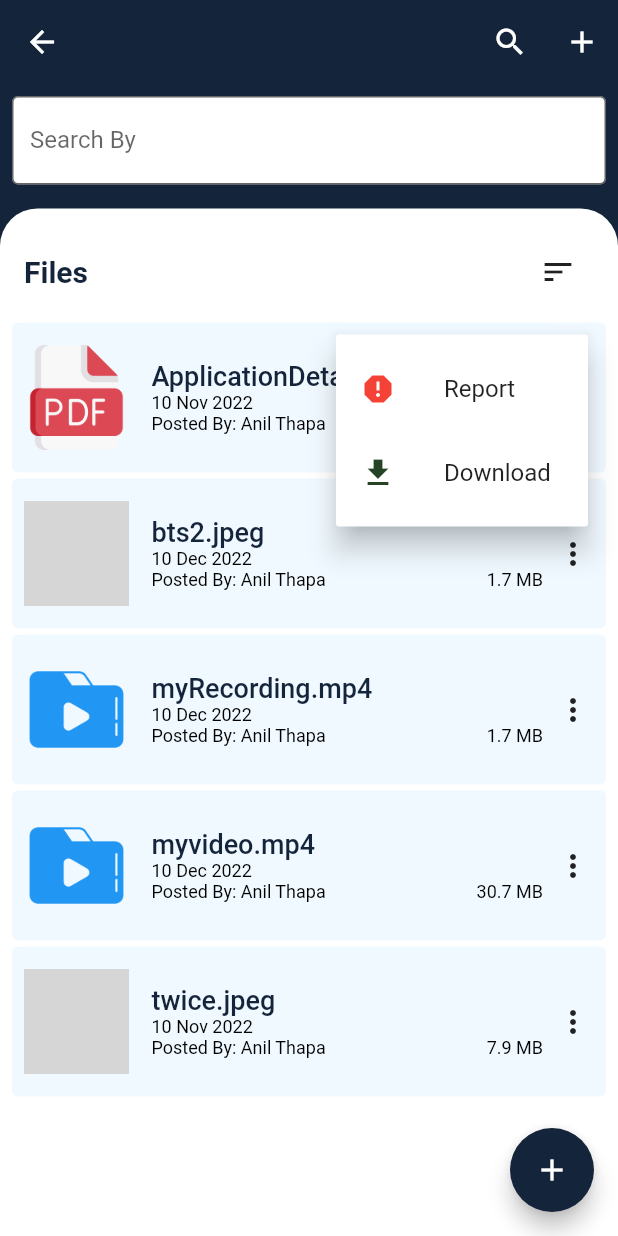
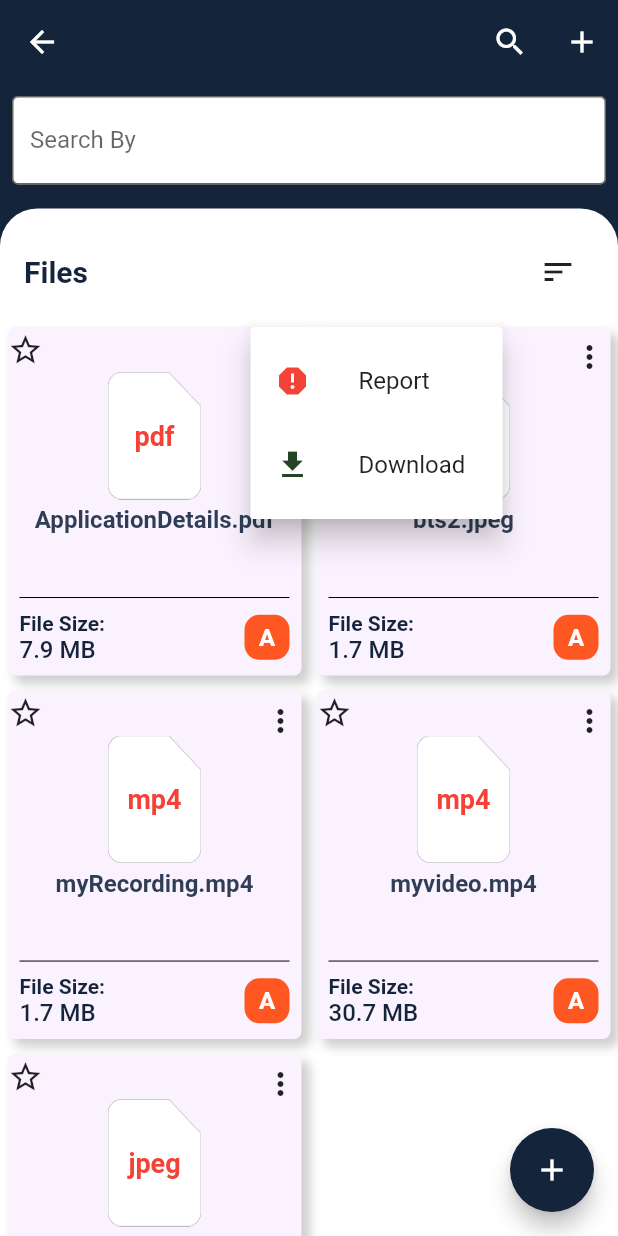
Before and after one commit to GameOnAnil/noteSharingProject, a Flutter app: the FilePage screen opened directly with empty values, after a tap on the "search" icon, after a tap on the "add" icon, after a tap on the "more vert" icon, on a phone screen of 412 x 824 dp. Run offline on Flutter 3.47's test engine with Material 2 defaults, Android fonts, the phone set to English and light mode, and no system bars; our stand-ins replace cloud_firestore, dio, file_picker, firebase_auth, firebase_core, firebase_storage and 4 more; accounts and stored records are empty; network calls fail; grey boxes are pictures that could not be loaded.

Commit message:
download progress added

```diff
--- /dev/null
+++ b/lib/providers/file_grid_notifer.dart
@@ -0,0 +1,64 @@
+import 'dart:developer';
+import 'dart:io';
+
+import 'package:dio/dio.dart';
+import 'package:firebase_storage/firebase_storage.dart';
+import 'package:flutter/material.dart';
+import 'package:flutter_riverpod/flutter_riverpod.dart';
+import 'package:open_file/open_file.dart';
+import 'package:path_provider/path_provider.dart';
+
+final fileGridNotifierProvider =
+    ChangeNotifierProvider.family(((ref, String name) => FileGridNotifier()));
+
+class FileGridNotifier extends ChangeNotifier {
+  FirebaseStorage storage = FirebaseStorage.instance;
+  double progress = 0;
+
+  Future<List<String>> getFiles() async {
+    final result = await storage.ref("docs").listAll();
+    List<String> fileList = [];
+    for (var r in result.items) {
+      final url = await storage.ref(r.fullPath).getDownloadURL();
+      fileList.add(url);
+    }
+
+    return fileList;
+  }
+
+  Future openFile({required String url, String? fileName}) async {
+    final file = await downloadFile(url, fileName!);
+    if (file == null) return;
+    log("file:${file.path}");
+    try {
+      await OpenFile.open(file.path);
+    } catch (e) {
+      log("openfile Error:$e");
+    }
+  }
+
+  Future<File?> downloadFile(String url, String name) async {
+    try {
+      final appStorage = await getApplicationDocumentsDirectory();
+      final file = File(".${appStorage.path}/$name");
+      final response = await Dio().get(url,
+          options: Options(
+              responseType: ResponseType.bytes,
+              followRedirects: false,
+              receiveTimeout: 0), onReceiveProgress: (actual, total) {
+        progress = actual / total * 100;
+        notifyListeners();
+      });
+
+      final raf = file.openSync(mode: FileMode.write);
+      raf.writeFromSync(response.data);
+      await raf.close();
+
+      progress = 0;
+      notifyListeners();
+      return file;
+    } catch (e) {
+      rethrow;
+    }
+  }
+}
--- a/lib/ui/screens/file_page.dart
+++ b/lib/ui/screens/file_page.dart
@@ -4,6 +4,7 @@ import 'package:note_sharing_project/models/files_model.dart';
 import 'package:note_sharing_project/providers/file_page_notifier.dart';
 import 'package:note_sharing_project/services/firebase_service.dart';
 import 'package:note_sharing_project/ui/screens/add_file_page.dart';
+import 'package:note_sharing_project/ui/widgets/file_grid_tile.dart';
 import 'package:note_sharing_project/ui/widgets/horizontal_file_tile.dart';
 import 'package:note_sharing_project/utils/my_colors.dart';
 
@@ -85,7 +86,8 @@ class FilePage extends ConsumerWidget {
                             child: Text("List empty"),
                           );
                         } else {
-                          return _listView(fileList);
+                          //return _listView(fileList);
+                          return _gridView(fileList);
                         }
                       },
                     ),
@@ -97,6 +99,18 @@ class FilePage extends ConsumerWidget {
         ],
       ),
     );
+  }
+
+  GridView _gridView(List<FileModel> fileList) {
+    return GridView.builder(
+        gridDelegate: const SliverGridDelegateWithFixedCrossAxisCount(
+            crossAxisCount: 2, childAspectRatio: .85),
+        itemCount: fileList.length,
+        itemBuilder: (context, index) {
+          return FileGridTile(
+            fileModel: fileList[index],
+          );
+        });
   }
 
   Consumer _searchBar(String path) {
--- a/lib/ui/widgets/file_grid_tile.dart
+++ b/lib/ui/widgets/file_grid_tile.dart
@@ -1,36 +1,94 @@
 import 'package:flutter/material.dart';
+import 'package:flutter_riverpod/flutter_riverpod.dart';
 import 'package:note_sharing_project/models/files_model.dart';
+import 'package:note_sharing_project/providers/file_grid_notifer.dart';
+import 'package:note_sharing_project/utils/my_colors.dart';
 
-class FileGridTile extends StatelessWidget {
+class FileGridTile extends ConsumerWidget {
+  final FileModel fileModel;
   const FileGridTile({
     Key? key,
-    required this.item,
+    required this.fileModel,
   }) : super(key: key);
 
-  final FileModel item;
+  @override
+  Widget build(BuildContext context, WidgetRef ref) {
+    final progress =
+        ref.watch(fileGridNotifierProvider(fileModel.name)).progress;
 
-  @override
-  Widget build(BuildContext context) {
     return GestureDetector(
-      onTap: () {},
+      onTap: () async {
+        await ref
+            .read(fileGridNotifierProvider(fileModel.name))
+            .openFile(url: fileModel.url, fileName: fileModel.name);
+      },
       child: Container(
+        width: 200,
+        height: 300,
+        margin: const EdgeInsets.all(5),
         decoration: BoxDecoration(
-          borderRadius: BorderRadius.circular(10),
-        ),
+            borderRadius: BorderRadius.circular(5),
+            // border: Border.all(color: Colors.grey.withOpacity(.5)),
+            color: creamColor,
+            boxShadow: [
+              BoxShadow(
+                color: Colors.grey.withOpacity(.5),
+                spreadRadius: .25,
+                blurRadius: 5,
+                offset: const Offset(5, 5),
+              ),
+            ]),
         child: Column(
           crossAxisAlignment: CrossAxisAlignment.center,
-          mainAxisAlignment: MainAxisAlignment.start,
           children: [
-            getLogo(item.fileType, item.url),
-            Padding(
-              padding: const EdgeInsets.all(8.0),
-              child: Text(
-                item.name,
-                textAlign: TextAlign.center,
-                style: const TextStyle(
-                  fontWeight: FontWeight.w600,
-                  fontSize: 12,
+            Row(
+              mainAxisAlignment: MainAxisAlignment.spaceBetween,
+              children: [
+                const Icon(Icons.star_outline),
+                _popUpButton(),
+              ],
+            ),
+            _fileLogo(fileModel.fileType),
+            Expanded(child: _nameText()),
+            _divider(),
+            _bottomPart(),
+            Visibility(
+              visible: (progress != 0) ? true : false,
+              child: LinearProgressIndicator(
+                value: progress / 100,
+              ),
+            )
+          ],
+        ),
+      ),
+    );
+  }
+
+  Padding _popUpButton() {
+    return Padding(
+      padding: const EdgeInsets.only(right: 4.0),
+      child: SizedBox(
+        width: 30,
+        height: 30,
+        child: PopupMenuButton(
+          onSelected: (value) {},
+          itemBuilder: (context) => [
+            const PopupMenuItem(
+              child: ListTile(
+                leading: Icon(
+                  Icons.report,
+                  color: Colors.red,
                 ),
+                title: Text("Report"),
+              ),
+            ),
+            const PopupMenuItem(
+              child: ListTile(
+                leading: Icon(
+                  Icons.download,
+                  color: Color.fromARGB(255, 37, 68, 38),
+                ),
+                title: Text("Download"),
               ),
             ),
           ],
@@ -39,33 +97,166 @@ class FileGridTile extends StatelessWidget {
     );
   }
 
+  Widget _fileLogo(String type) {
+    return Container(
+      width: 85,
+      height: 85,
+      decoration: const BoxDecoration(
+          image: DecorationImage(
+              image: AssetImage(
+        "assets/images/folder border.png",
+      ))),
+      child: Center(
+        child: Text(
+          type,
+          style: const TextStyle(
+            color: Colors.red,
+            fontWeight: FontWeight.bold,
+            fontSize: 18,
+          ),
+        ),
+      ),
+    );
+  }
+
+  Padding _divider() {
+    return const Padding(
+      padding: EdgeInsets.symmetric(horizontal: 8.0),
+      child: Divider(
+        height: 2,
+        color: Colors.black,
+      ),
+    );
+  }
+
+  Padding _nameText() {
+    return Padding(
+      padding: const EdgeInsets.symmetric(horizontal: 16.0, vertical: 4),
+      child: Text(
+        fileModel.name,
+        style: const TextStyle(
+          color: blueTextColor,
+          fontWeight: FontWeight.bold,
+          fontSize: 16,
+        ),
+        textAlign: TextAlign.center,
+      ),
+    );
+  }
+
+  Padding _bottomPart() {
+    return Padding(
+      padding: const EdgeInsets.all(8.0),
+      child: Row(
+        mainAxisAlignment: MainAxisAlignment.spaceBetween,
+        children: [
+          _fileSize(),
+          _userProfile(),
+        ],
+      ),
+    );
+  }
+
+  Container _userProfile() {
+    return Container(
+      width: 30,
+      height: 30,
+      decoration: BoxDecoration(
+          borderRadius: BorderRadius.circular(10), color: Colors.deepOrange),
+      child: const Center(
+        child: Text(
+          'A',
+          style: TextStyle(
+            color: Colors.white,
+            fontWeight: FontWeight.bold,
+            fontSize: 16,
+          ),
+        ),
+      ),
+    );
+  }
+
+  Column _fileSize() {
+    return Column(
+      crossAxisAlignment: CrossAxisAlignment.start,
+      children: [
+        const Text(
+          "File Size:",
+          style: TextStyle(
+            color: bluePrimary,
+            fontWeight: FontWeight.bold,
+            fontSize: 14,
+          ),
+        ),
+        Text(
+          fileModel.size,
+          style: const TextStyle(
+            color: bluePrimary,
+            fontWeight: FontWeight.w500,
+            fontSize: 16,
+          ),
+        ),
+      ],
+    );
+  }
+
   Widget getLogo(String type, String url) {
     switch (type) {
-      case "image/jpeg":
+      case "jpeg":
         return Image.network(
           url,
-          width: 60,
-          height: 80,
+          width: 70,
+          height: 70,
           fit: BoxFit.cover,
         );
-      case "image/jpg":
+      case "jpg":
         return Image.network(
           url,
-          width: 50,
-          height: 60,
+          width: 70,
+          height: 70,
           fit: BoxFit.cover,
         );
-      case "image/png":
+      case "png":
         return Image.network(
           url,
-          width: 50,
-          height: 60,
+          width: 70,
+          height: 70,
           fit: BoxFit.cover,
         );
-      case "video/mp4":
-        return Image.asset("assets/images/mp4.png");
+      case "mp4":
+        return Image.asset(
+          "assets/images/video.png",
+          width: 70,
+          height: 70,
+          fit: BoxFit.cover,
+          color: Colors.blue,
+        );
+      case "pdf":
+        return Container(
+          width: 90,
+          height: 50,
+          decoration: const BoxDecoration(
+              image: DecorationImage(
+                  image: AssetImage("assets/images/folderblue.png"))),
+          child: const Center(
+            child: Text(
+              'PDF',
+              style: TextStyle(
+                color: Colors.white,
+                fontWeight: FontWeight.bold,
+                fontSize: 18,
+              ),
+            ),
+          ),
+        );
       default:
-        return Image.asset("assets/images/folder.png");
+        return Image.asset(
+          "assets/images/folder3.png",
+          width: 70,
+          height: 70,
+          fit: BoxFit.cover,
+          color: Colors.blue,
+        );
     }
   }
 }
--- a/lib/utils/my_colors.dart
+++ b/lib/utils/my_colors.dart
@@ -1,9 +1,11 @@
 import 'package:flutter/material.dart';
 
 const cream = Color.fromARGB(255, 254, 232, 243);
-//const blueTextColor = Color.fromARGB(255, 20, 36, 58);
+const blueTextColor = Color.fromARGB(255, 47, 62, 86);
 const darkBlueBackground = Color.fromARGB(255, 20, 36, 58);
 const lightBlueBackground = Color.fromARGB(255, 240, 249, 255);
 
 const bluePrimary = Color.fromARGB(255, 20, 36, 58);
 const blueSecondary = Color.fromARGB(255, 52, 73, 102);
+
+const creamColor = Color.fromARGB(255, 251, 242, 255);
```
Also changed, not shown: lib/ui/screens/home_page.dart (+6 -5 lines), assets/images/folder border.png (added), assets/images/folderblue.png (added).
